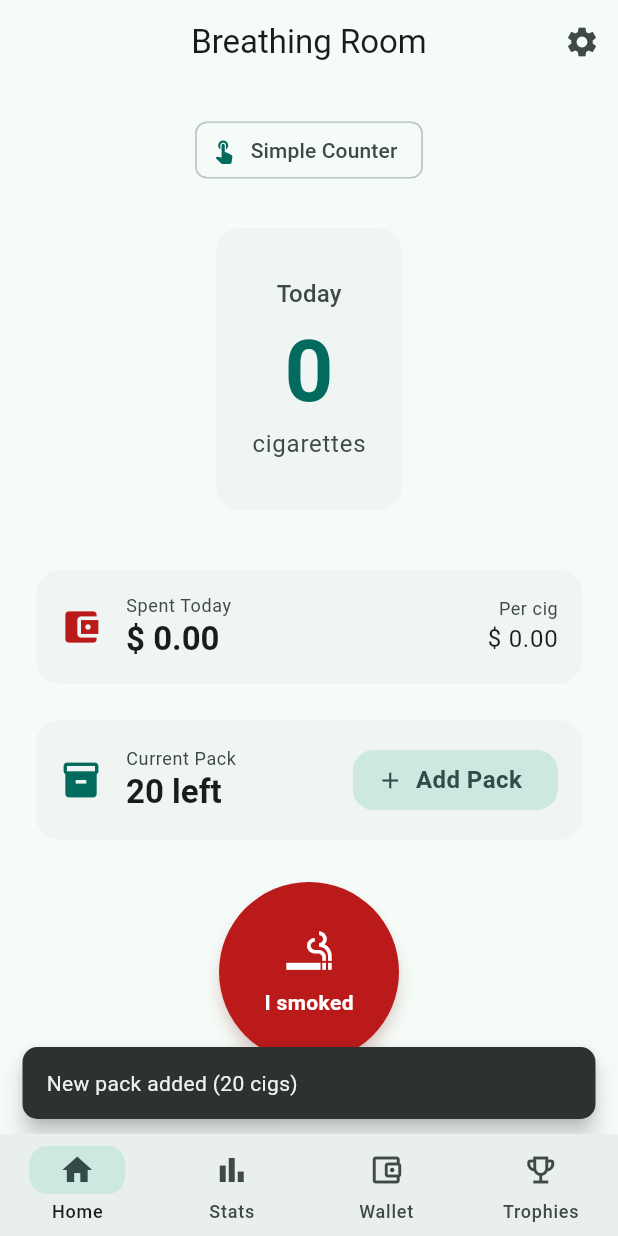
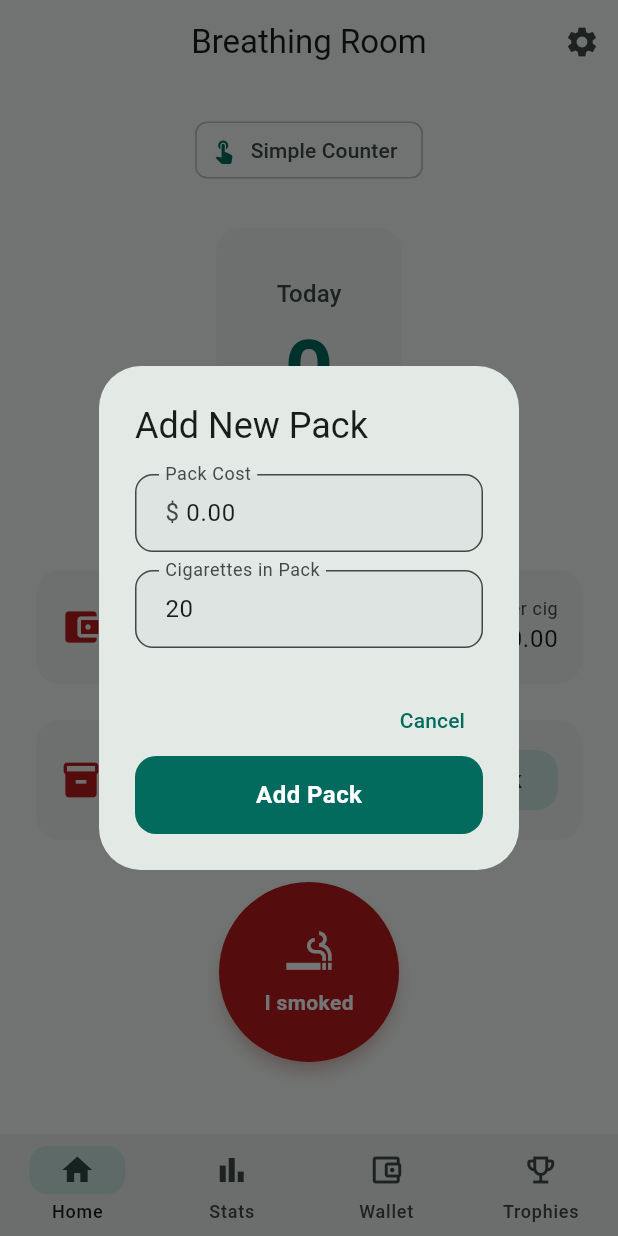
Before and after one commit to anindya127/Breathing-Room, a Flutter app: the HomeScreen screen opened by its route, after a tap on "Add Pack", on a phone screen of 412 x 824 dp. Run offline on Flutter 3.47's test engine with Material 3 defaults, Android fonts, the phone set to English and light mode, and no system bars; our stand-ins replace fl_chart, flutter_riverpod, go_router, shared_preferences, sqflite; accounts and stored records are empty.

Commit message:
Add money tracking to stats, fix pack cost updates
- Show money spent in Stats tabs (daily, weekly, monthly totals)
- Add weekly/monthly money spent providers
- Pack dialog now updates cost and count in one operation
- New smokes use the updated pack price

```diff
--- a/lib/providers/settings_provider.dart
+++ b/lib/providers/settings_provider.dart
@@ -140,10 +140,14 @@ class SettingsNotifier extends Notifier<UserSettings> {
     await _save();
   }
 
-  /// Add a new pack.
-  Future<void> addNewPack() async {
+  /// Add a new pack with optional new cost and count.
+  Future<void> addNewPack({double? packCost, int? cigarettesPerPack}) async {
+    final newCost = packCost ?? state.packCost;
+    final newCigs = cigarettesPerPack ?? state.cigarettesPerPack;
     state = state.copyWith(
-      packRemaining: state.packRemaining + state.cigarettesPerPack,
+      packCost: newCost,
+      cigarettesPerPack: newCigs,
+      packRemaining: state.packRemaining + newCigs,
       totalPacks: state.totalPacks + 1,
     );
     await _save();
--- a/lib/screens/home_screen.dart
+++ b/lib/screens/home_screen.dart
@@ -312,17 +312,8 @@ class HomeScreen extends ConsumerWidget {
                     ),
                     const Spacer(),
                     FilledButton.tonalIcon(
-                      onPressed: () {
-                        HapticFeedback.lightImpact();
-                        ref.read(settingsProvider.notifier).addNewPack();
-                        ScaffoldMessenger.of(context).showSnackBar(
-                          SnackBar(
-                            content: Text(
-                                'New pack added (${settings.cigarettesPerPack} cigs)'),
-                            duration: const Duration(seconds: 2),
-                          ),
-                        );
-                      },
+                      onPressed: () => _showAddPackDialog(
+                          context, ref, settings, sym),
                       icon: const Icon(Icons.add),
                       label: const Text('Add Pack'),
                       style: FilledButton.styleFrom(
@@ -362,28 +353,8 @@ class HomeScreen extends ConsumerWidget {
             SmokeButton(
               onPressed: () {
                 if (settings.isPackEmpty) {
-                  showDialog(
-                    context: context,
-                    builder: (ctx) => AlertDialog(
-                      title: const Text('Pack is empty'),
-                      content: const Text(
-                          'Your current pack is empty. Add a new pack to continue tracking.'),
-                      actions: [
-                        TextButton(
-                          onPressed: () => Navigator.pop(ctx),
-                          child: const Text('Cancel'),
-                        ),
-                        FilledButton(
-                          onPressed: () {
-                            ref.read(settingsProvider.notifier).addNewPack();
-                            Navigator.pop(ctx);
-                            ref.read(todayEntriesProvider.notifier).logSmoke();
-                          },
-                          child: const Text('Add Pack & Log'),
-                        ),
-                      ],
-                    ),
-                  );
+                  _showAddPackDialog(context, ref, settings, sym,
+                      logAfter: true);
                 } else {
                   ref.read(todayEntriesProvider.notifier).logSmoke();
                 }
@@ -395,4 +366,91 @@ class HomeScreen extends ConsumerWidget {
       ),
     );
   }
+
+  void _showAddPackDialog(
+    BuildContext context,
+    WidgetRef ref,
+    UserSettings settings,
+    String sym, {
+    bool logAfter = false,
+  }) {
+    final costCtrl = TextEditingController(
+      text: settings.packCost.toStringAsFixed(2),
+    );
+    final cigsCtrl = TextEditingController(
+      text: settings.cigarettesPerPack.toString(),
+    );
+
+    showDialog(
+      context: context,
+      builder: (ctx) => AlertDialog(
+        title: Text(logAfter ? 'Pack is empty' : 'Add New Pack'),
+        content: Column(
+          mainAxisSize: MainAxisSize.min,
+          children: [
+            if (logAfter)
+              const Padding(
+                padding: EdgeInsets.only(bottom: 16),
+                child: Text('Your current pack is empty. Add a new one.'),
+              ),
+            TextField(
+              controller: costCtrl,
+              decoration: InputDecoration(
+                labelText: 'Pack Cost',
+                prefixText: '$sym ',
+              ),
+              keyboardType:
+                  const TextInputType.numberWithOptions(decimal: true),
+            ),
+            const SizedBox(height: 12),
+            TextField(
+              controller: cigsCtrl,
+              decoration: const InputDecoration(
+                labelText: 'Cigarettes in Pack',
+              ),
+              keyboardType: TextInputType.number,
+            ),
+          ],
+        ),
+        actions: [
+          TextButton(
+            onPressed: () => Navigator.pop(ctx),
+            child: const Text('Cancel'),
+          ),
+          FilledButton(
+            onPressed: () {
+              final cost = double.tryParse(costCtrl.text) ?? settings.packCost;
+              final cigs =
+                  int.tryParse(cigsCtrl.text) ?? settings.cigarettesPerPack;
+
+              if (cost <= 0 || cigs <= 0) return;
+
+              // Add pack with new cost and count in one operation
+              ref.read(settingsProvider.notifier).addNewPack(
+                    packCost: cost,
+                    cigarettesPerPack: cigs,
+                  );
+              Navigator.pop(ctx);
+
+              if (logAfter) {
+                // Small delay so settings update before logging
+                Future.delayed(const Duration(milliseconds: 100), () {
+                  ref.read(todayEntriesProvider.notifier).logSmoke();
+                });
+              }
+
+              ScaffoldMessenger.of(context).showSnackBar(
+                SnackBar(
+                  content: Text(
+                      'New pack added ($cigs cigs, $sym${cost.toStringAsFixed(2)})'),
+                  duration: const Duration(seconds: 2),
+                ),
+              );
+            },
+            child: Text(logAfter ? 'Add Pack & Log' : 'Add Pack'),
+          ),
+        ],
+      ),
+    );
+  }
 }
```
Also changed, not shown: lib/providers/analytics_provider.dart (+28 -0 lines), lib/screens/stats_screen.dart (+44 -0 lines).
